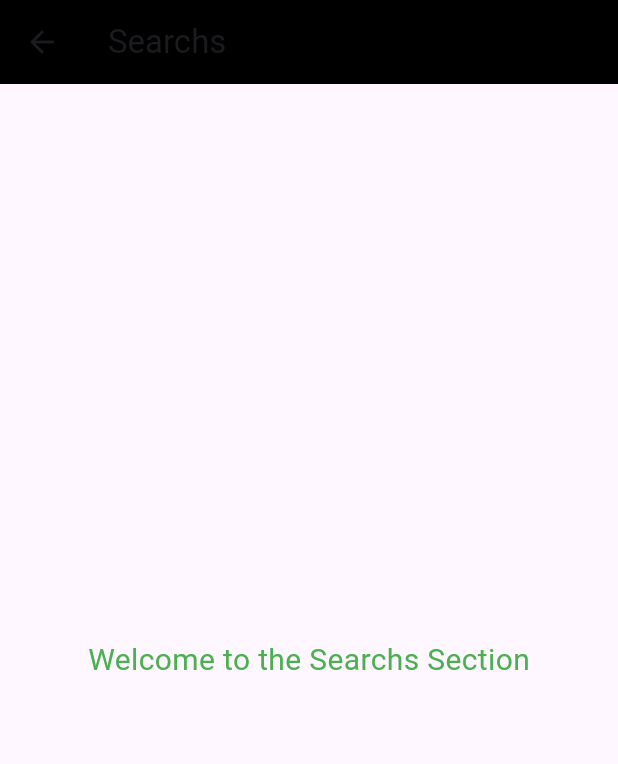
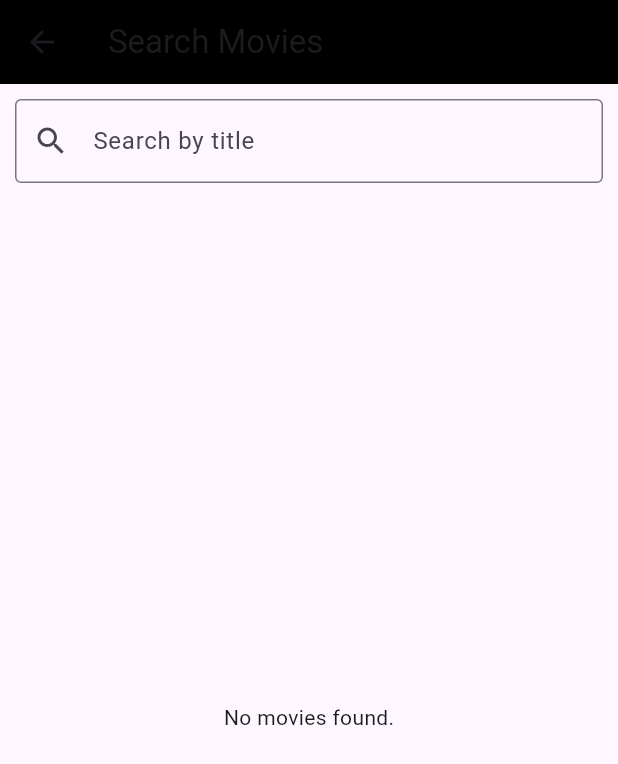
Before and after one commit to Majst0rL/projectOki, a Flutter app: the SearchScreen screen opened directly, on a phone screen of 412 x 824 dp. Shown: the top 764 px of the screen. Run offline on Flutter 3.47's test engine with Material 3 defaults, Android fonts, the phone set to English and light mode, and no system bars; our stand-ins replace cloud_firestore, firebase_auth, firebase_core; accounts and stored records are empty.

Commit message:
Search page logic done, bug with pictures

```diff
--- a/lib/presentation/screens/search_screen.dart
+++ b/lib/presentation/screens/search_screen.dart
@@ -1,19 +1,114 @@
 //presentation/screens/search_screen.dart
 import 'package:flutter/material.dart';
+import 'package:cloud_firestore/cloud_firestore.dart';
 
-class SearchScreen extends StatelessWidget {
+class SearchScreen extends StatefulWidget {
+  @override
+  _SearchScreenState createState() => _SearchScreenState();
+}
+
+class _SearchScreenState extends State<SearchScreen> {
+  List<Map<String, dynamic>> _allMovies = [];
+  List<Map<String, dynamic>> _filteredMovies = [];
+  TextEditingController _searchController = TextEditingController();
+
+  @override
+  void initState() {
+    super.initState();
+    _fetchMovies();
+    _searchController.addListener(_onSearchChanged);
+  }
+
+  @override
+  void dispose() {
+    _searchController.removeListener(_onSearchChanged);
+    _searchController.dispose();
+    super.dispose();
+  }
+
+  void _onSearchChanged() {
+    String query = _searchController.text.toLowerCase();
+    setState(() {
+      _filteredMovies = _allMovies.where((movie) {
+        final title = movie['title']?.toLowerCase() ?? '';
+        return title.contains(query);
+      }).toList();
+    });
+  }
+
+  Future<void> _fetchMovies() async {
+    try {
+      final snapshot =
+          await FirebaseFirestore.instance.collection('movies').get();
+      final movies = snapshot.docs
+          .map((doc) => doc.data() as Map<String, dynamic>)
+          .toList();
+
+      setState(() {
+        _allMovies = movies;
+        _filteredMovies = movies;
+      });
+    } catch (e) {
+      print('Failed to fetch movies: $e');
+    }
+  }
+
   @override
   Widget build(BuildContext context) {
     return Scaffold(
       appBar: AppBar(
-        title: Text("Searchs"),
+        title: Text("Search Movies"),
         backgroundColor: Colors.black,
       ),
-      body: Center(
-        child: Text(
-          "Welcome to the Searchs Section",
-          style: TextStyle(fontSize: 20, color: Colors.green),
-        ),
+      body: Column(
+        children: [
+          Padding(
+            padding: const EdgeInsets.all(10.0),
+            child: TextField(
+              controller: _searchController,
+              decoration: InputDecoration(
+                labelText: "Search by title",
+                border: OutlineInputBorder(),
+                prefixIcon: Icon(Icons.search),
+              ),
+            ),
+          ),
+          Expanded(
+            child: _filteredMovies.isEmpty
+                ? Center(child: Text("No movies found."))
+                : ListView.builder(
+                    itemCount: _filteredMovies.length,
+                    itemBuilder: (context, index) {
+                      final movie = _filteredMovies[index];
+                      return ListTile(
+                        leading: SizedBox(
+                          width: 50, // Set a fixed width for the image
+                          height: 50, // Set a fixed height for the image
+                          child: movie['poster_path'] != null
+                              ? Image.network(
+                                  movie['poster_path'],
+                                  fit: BoxFit.cover,
+                                )
+                              : Icon(Icons.movie, size: 50),
+                        ),
+                        title: Text(
+                          movie['title'] ?? "Untitled",
+                          style: TextStyle(
+                              fontSize: 16, fontWeight: FontWeight.bold),
+                        ),
+                        subtitle: Text(
+                          "Rating: ${movie['vote_average']?.toStringAsFixed(1) ?? 'N/A'}",
+                          style:
+                              TextStyle(fontSize: 14, color: Colors.grey[600]),
+                        ),
+                        onTap: () {
+                          // Navigate to movie details if needed
+                        },
+                      );
+                    },
+                  ),
+          ),
+        ],
       ),
     );
   }
```
